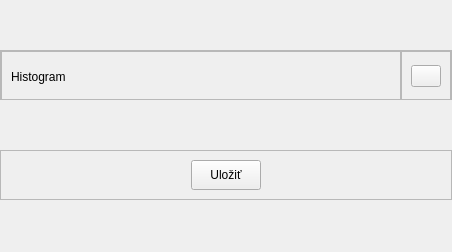
Before: the Qt Designer form src/app/ui/histogram.ui in TIS2023-FMFI/pracovne-instrukcie, drawn with Qt 5.
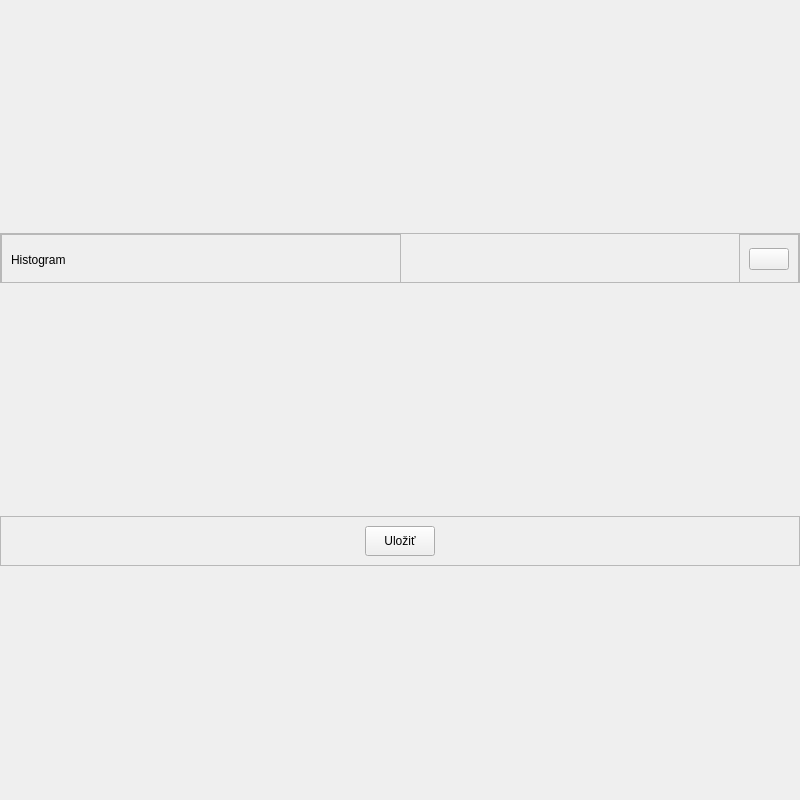
After: the same form once the commit is applied. Icons and pictures are not drawn.

What changed in the file:
```diff
--- a/src/app/ui/histogram.ui
+++ b/src/app/ui/histogram.ui
@@ -6,8 +6,8 @@
    <rect>
     <x>0</x>
     <y>0</y>
-    <width>452</width>
-    <height>252</height>
+    <width>800</width>
+    <height>800</height>
    </rect>
   </property>
   <property name="windowTitle">
```
